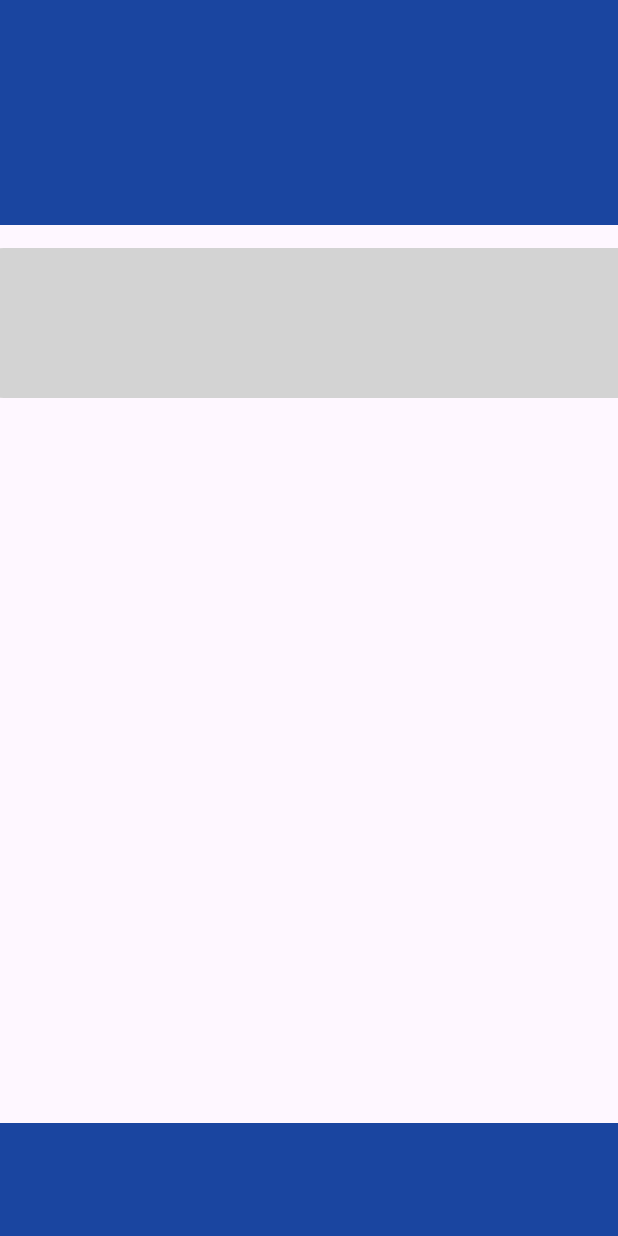
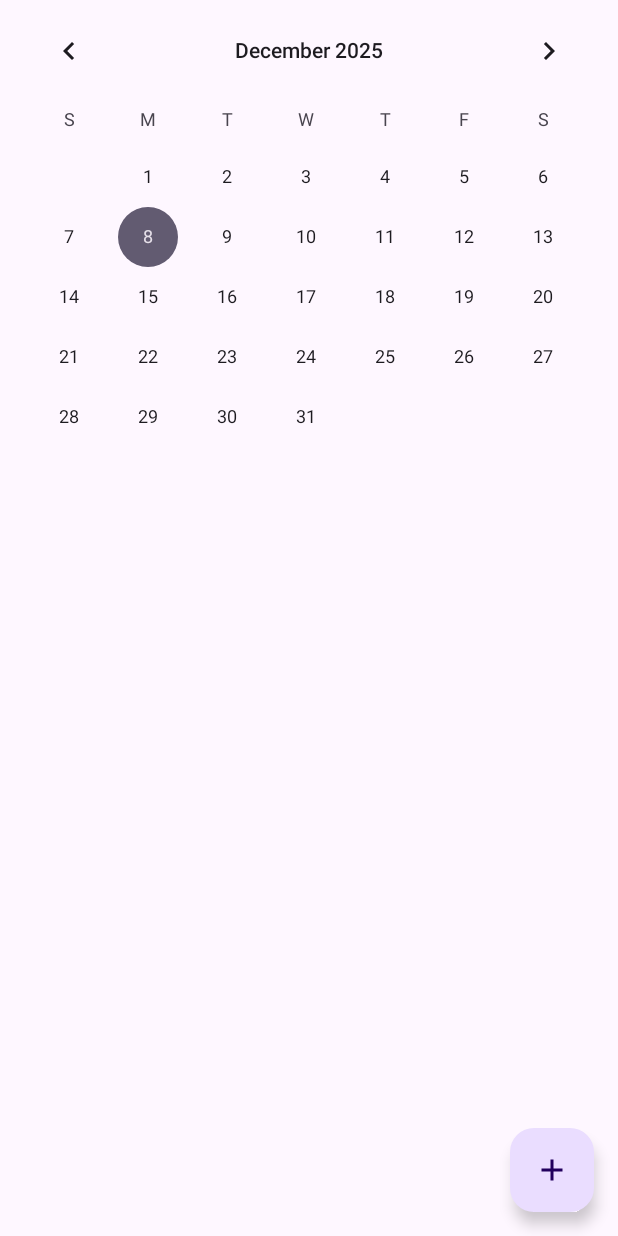
Before and after one commit to Kenzhi-Kun/GroupBlastingFinalsOS, an Android app: the layout appointment_client_ui.xml on its own in the app's theme, with its tools: preview values and no code run, on a phone screen of 412 x 824 dp. Run offline under Robolectric (Android 15) with nearby library versions, the phone set to English and light mode, and no system bars; Roboto replaces fonts that are not available here.

Commit message:
Appointment Client UI (why sir romel orphilia)

```diff
--- /dev/null
+++ b/app/src/main/res/drawable/ic_add.xml
@@ -0,0 +1,10 @@
+<vector xmlns:android="http://schemas.android.com/apk/res/android"
+    android:width="24dp"
+    android:height="24dp"
+    android:viewportWidth="24.0"
+    android:viewportHeight="24.0"
+    android:tint="?attr/colorControlNormal">
+  <path
+      android:fillColor="@android:color/white"
+      android:pathData="M19,13h-6v6h-2v-6H5v-2h6V5h2v6h6v2z"/>
+</vector>
--- a/app/src/main/res/layout/appointment_client_ui.xml
+++ b/app/src/main/res/layout/appointment_client_ui.xml
@@ -3,40 +3,35 @@
     xmlns:app="http://schemas.android.com/apk/res-auto"
     xmlns:tools="http://schemas.android.com/tools"
     android:layout_width="match_parent"
-    android:layout_height="match_parent">
+    android:layout_height="match_parent"
+    tools:context=".AppointmentClientSide">
 
-    <TextView
-        android:id="@+id/textViewTop"
-        android:layout_width="587dp"
-        android:layout_height="150dp"
-        android:background="@drawable/blue_rectange_shape"
+    <CalendarView
+        android:id="@+id/calendarView"
+        android:layout_width="0dp"
+        android:layout_height="wrap_content"
+        app:layout_constraintTop_toTopOf="parent"
+        app:layout_constraintStart_toStartOf="parent"
+        app:layout_constraintEnd_toEndOf="parent" />
+
+    <androidx.recyclerview.widget.RecyclerView
+        android:id="@+id/appointmentsRecyclerView"
+        android:layout_width="83dp"
+        android:layout_height="153dp"
         app:layout_constraintBottom_toBottomOf="parent"
         app:layout_constraintEnd_toEndOf="parent"
-        app:layout_constraintHorizontal_bias="0.498"
+        app:layout_constraintHorizontal_bias="0.0"
         app:layout_constraintStart_toStartOf="parent"
         app:layout_constraintTop_toTopOf="parent"
-        app:layout_constraintVertical_bias="0.0" />
+        app:layout_constraintVertical_bias="0.602" />
 
-    <TextView
-        android:id="@+id/textViewBottom"
-        android:layout_width="587dp"
-        android:layout_height="75dp"
-        android:background="@drawable/blue_rectange_shape"
+    <com.google.android.material.floatingactionbutton.FloatingActionButton
+        android:id="@+id/addAppointmentButton"
+        android:layout_width="wrap_content"
+        android:layout_height="wrap_content"
+        android:layout_margin="16dp"
+        android:src="@drawable/ic_add"
         app:layout_constraintBottom_toBottomOf="parent"
-        app:layout_constraintEnd_toEndOf="parent"
-        app:layout_constraintHorizontal_bias="0.562"
-        app:layout_constraintStart_toStartOf="parent"
-        app:layout_constraintTop_toTopOf="parent"
-        app:layout_constraintVertical_bias="1.0" />
+        app:layout_constraintEnd_toEndOf="parent" />
 
-    <TextView
-        android:id="@+id/textViewUpper"
-        android:layout_width="470dp"
-        android:layout_height="100dp"
-        android:background="@drawable/lightgrey_rectangle_shape"
-        app:layout_constraintBottom_toBottomOf="parent"
-        app:layout_constraintEnd_toEndOf="parent"
-        app:layout_constraintStart_toStartOf="parent"
-        app:layout_constraintTop_toTopOf="parent"
-        app:layout_constraintVertical_bias="0.228" />
 </androidx.constraintlayout.widget.ConstraintLayout>
```
Also changed, not shown: app/src/main/java/com/example/finalsgroupblasting/Appointment.java (added, +51 -0 lines), app/src/main/java/com/example/finalsgroupblasting/AppointmentAdapter.java (added, +55 -0 lines), app/src/main/java/com/example/finalsgroupblasting/AppointmentClientSide.java (added, +127 -0 lines), app/src/main/res/layout/appointment_item.xml (added, +21 -0 lines), app/src/main/res/layout/dialog_add_appointment.xml (added, +27 -0 lines).
